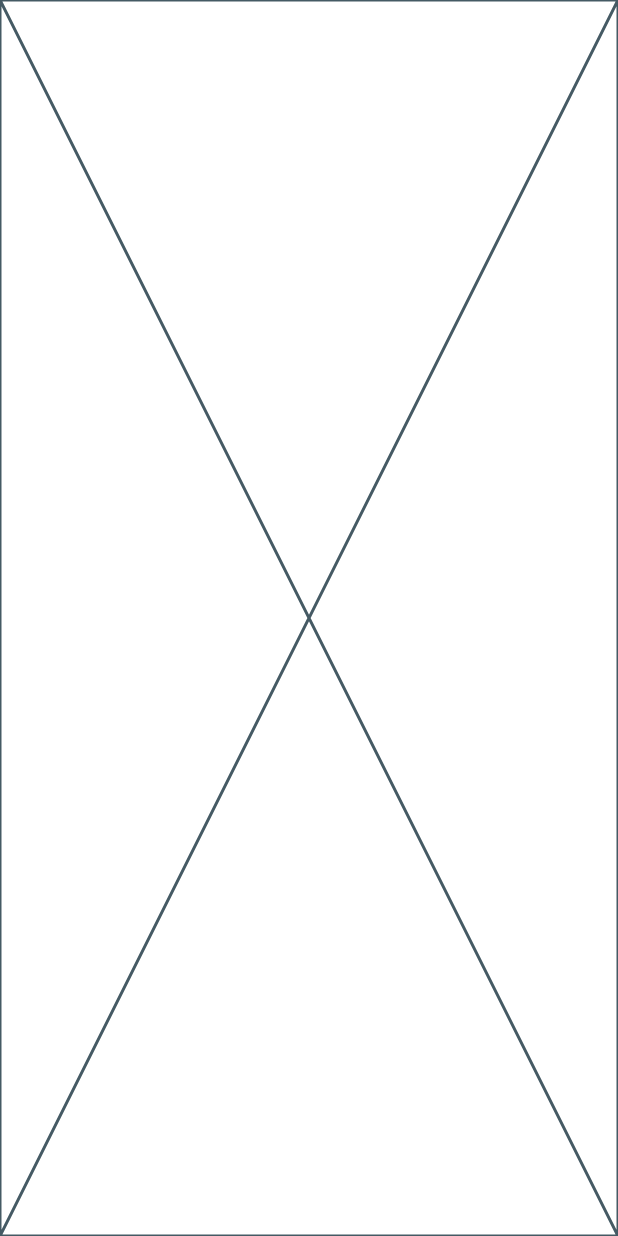
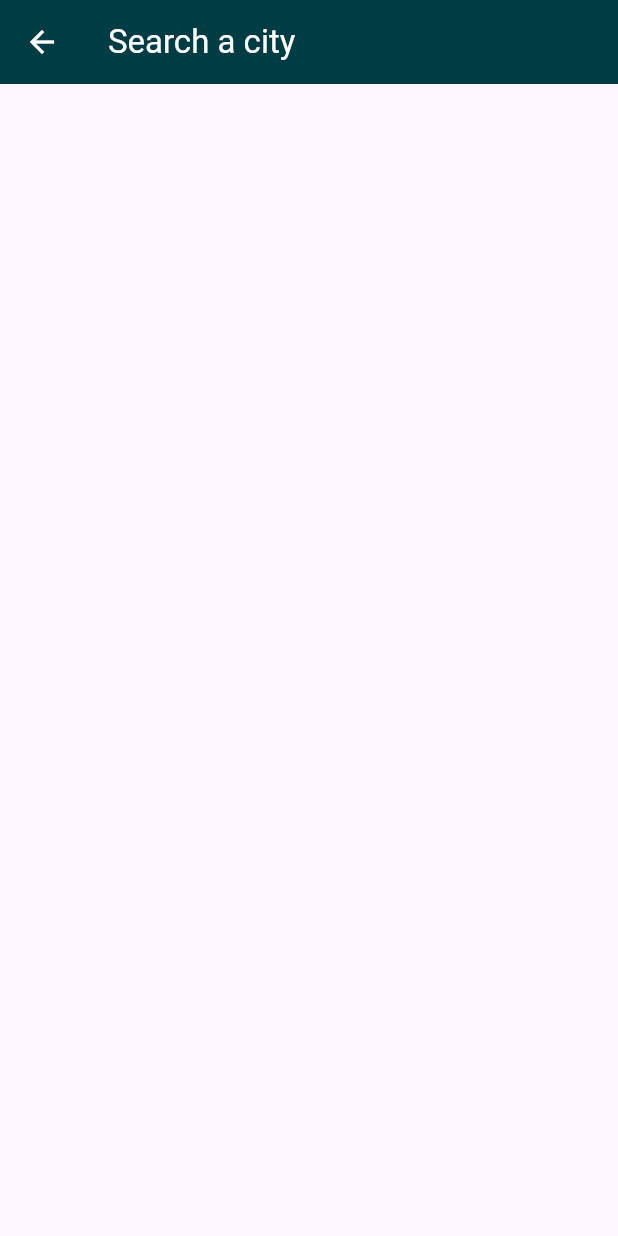
Before and after one commit to amirrrra/Weather-App, a Flutter app: the screen it shows after launch, after a tap on the "search" icon, on a phone screen of 412 x 824 dp. Run offline on Flutter 3.47's test engine with Material 3 defaults, Android fonts, the phone set to English and light mode, and no system bars.

Commit message:
build search app bar

```diff
--- a/lib/views/search_view.dart
+++ b/lib/views/search_view.dart
@@ -1,10 +1,13 @@
 import 'package:flutter/material.dart';
+import 'package:weather_app/widgets/search_app_bar_widget.dart';
 
 class SearchView extends StatelessWidget {
   const SearchView({super.key});
 
   @override
   Widget build(BuildContext context) {
-    return const Placeholder();
+    return const Scaffold(
+      appBar: SearchAppBarWidget(),
+    );
   }
 }
--- /dev/null
+++ b/lib/widgets/search_app_bar_widget.dart
@@ -0,0 +1,34 @@
+import 'package:flutter/material.dart';
+import 'package:weather_app/utils/constants.dart';
+
+class SearchAppBarWidget extends StatelessWidget
+    implements PreferredSizeWidget {
+  const SearchAppBarWidget({
+    super.key,
+  });
+
+  @override
+  Widget build(BuildContext context) {
+    return AppBar(
+      leading: IconButton(
+        onPressed: () {
+          Navigator.pop(context);
+        },
+        icon: const Icon(
+          Icons.arrow_back,
+          color: kWhite,
+        ),
+      ),
+      title: const Text(
+        'Search a city',
+        style: TextStyle(
+          color: kWhite,
+        ),
+      ),
+      backgroundColor: kAppBar,
+    );
+  }
+
+  @override
+  Size get preferredSize => const Size.fromHeight(kToolbarHeight);
+}
```
